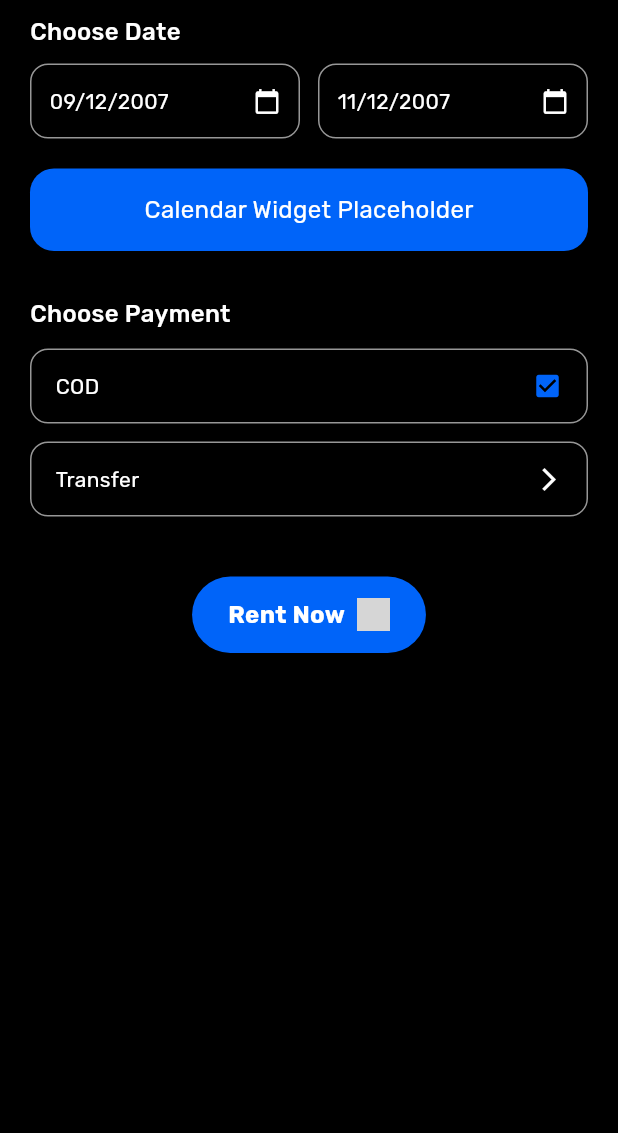
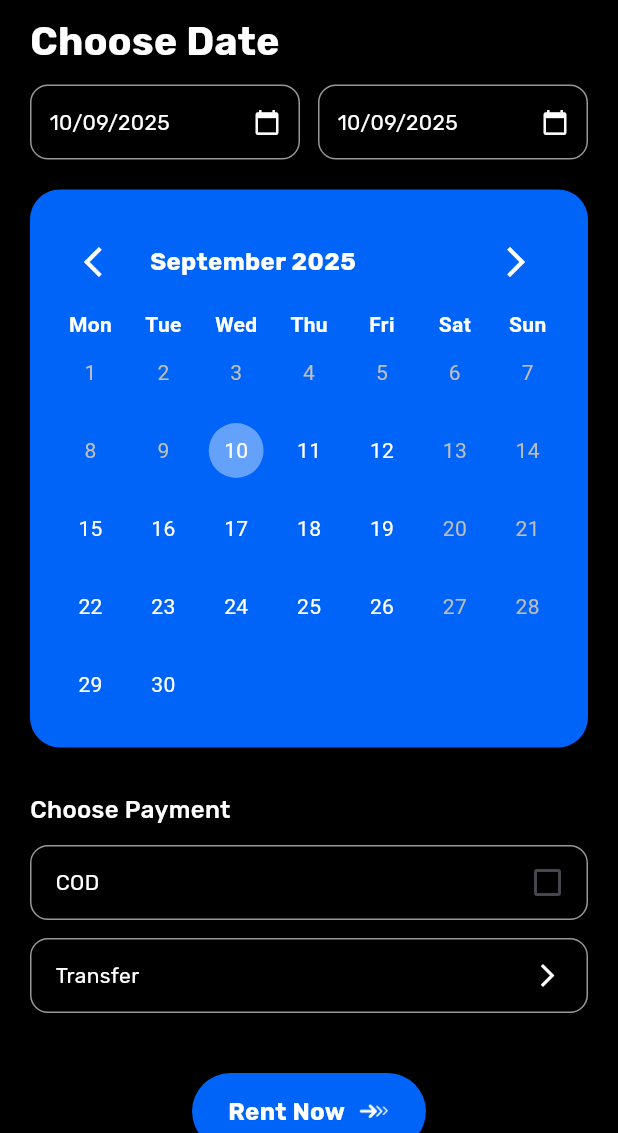
Before and after one commit to restumi/CarRentUkkMobile, a Flutter app: the TransactionScreen screen opened directly, on a phone screen of 412 x 824 dp, the part 103-1236 px from its top. Run offline on Flutter 3.47's test engine with Material 3 defaults, Android fonts, the phone set to English and light mode, and no system bars; drawn by our look-alikes of table_calendar; our stand-ins replace google_fonts, image_picker; grey boxes are pictures that could not be loaded.

Commit message:
add calendar table

```diff
--- a/lib/main.dart
+++ b/lib/main.dart
@@ -1,7 +1,10 @@
 import 'package:flutter/material.dart';
 // import 'screens/terms_screen.dart';
 import 'screens/home/home_screen.dart';
+import 'package:flutter/services.dart';
+
 void main() {
+  SystemChrome.setSystemUIOverlayStyle(SystemUiOverlayStyle.light);
   runApp(const MyApp());
 }
 
--- a/lib/screens/home/detail_car_screen.dart
+++ b/lib/screens/home/detail_car_screen.dart
@@ -101,10 +101,12 @@ class DetailCarScreen extends StatelessWidget {
                             ),
                         ),
 
+                        const SizedBox(height: 40,),
+
                         Center(
                             child: Image.asset(
                             "assets/images/car.png",
-                            width: 270,
+                            width: 300,
                             ),
                         ),
                         const Spacer(), // biar ada space
--- a/lib/screens/home/transaction_screen.dart
+++ b/lib/screens/home/transaction_screen.dart
@@ -1,6 +1,9 @@
 import 'package:flutter/material.dart';
 import '../../styles/app_color.dart';
 import 'package:google_fonts/google_fonts.dart';
+import 'detail_car_screen.dart';
+import 'package:table_calendar/table_calendar.dart';
+import 'package:intl/intl.dart';
 
 class TransactionScreen extends StatefulWidget {
   const TransactionScreen({super.key});
@@ -10,6 +13,38 @@ class TransactionScreen extends StatefulWidget {
 }
 
 class _TransactionScreenState extends State<TransactionScreen> {
+  void handleBack() {
+    Navigator.pushReplacement(
+      context,
+      MaterialPageRoute(builder: (context) => const DetailCarScreen()),
+    );
+  }
+
+  bool isChecked = false;
+  DateTime? _startDate;
+  DateTime? _endDate;
+  DateTime today = DateTime.now();
+
+  bool _isDateValid(DateTime date) {
+    return date.isAfter(DateTime.now().subtract(const Duration(days: 1)));
+  }
+
+  void _onDaySelected(DateTime selectedDay, DateTime focusedDay) {
+    setState(() {
+      if (_startDate == null) {
+        _startDate = selectedDay;
+        _endDate = null;
+      } else if (_endDate == null && selectedDay.isAfter(_startDate!)) {
+        _endDate = selectedDay;
+      } else if (selectedDay.isBefore(_startDate!)) {
+        _startDate = selectedDay;
+        _endDate = null;
+      }
+      // Penting: update focusedDay agar kalender tetap di bulan yang relevan
+      today = focusedDay;
+    });
+  }
+
   @override
   Widget build(BuildContext context) {
     return Scaffold(
@@ -35,9 +70,12 @@ class _TransactionScreenState extends State<TransactionScreen> {
                 children: [
                   // ===== Back Button =====
                   IconButton(
-                    icon: const Icon(Icons.arrow_back_ios,
-                        color: AppColors.white, size: 20),
-                    onPressed: () => Navigator.pop(context),
+                    icon: const Icon(
+                      Icons.arrow_back_ios,
+                      color: AppColors.white,
+                      size: 20,
+                    ),
+                    onPressed: handleBack,
                   ),
                   const SizedBox(height: 10),
 
@@ -46,8 +84,8 @@ class _TransactionScreenState extends State<TransactionScreen> {
                     "Choose Date",
                     style: GoogleFonts.rubik(
                       color: AppColors.white,
-                      fontSize: 16,
-                      fontWeight: FontWeight.w500,
+                      fontSize: 26,
+                      fontWeight: FontWeight.bold,
                     ),
                   ),
                   const SizedBox(height: 10),
@@ -57,7 +95,9 @@ class _TransactionScreenState extends State<TransactionScreen> {
                       Expanded(
                         child: Container(
                           padding: const EdgeInsets.symmetric(
-                              horizontal: 12, vertical: 14),
+                            horizontal: 12,
+                            vertical: 14,
+                          ),
                           decoration: BoxDecoration(
                             color: AppColors.black,
                             border: Border.all(color: AppColors.abuGelap),
@@ -67,12 +107,19 @@ class _TransactionScreenState extends State<TransactionScreen> {
                             mainAxisAlignment: MainAxisAlignment.spaceBetween,
                             children: [
                               Text(
-                                "09/12/2007",
+                                DateFormat(
+                                  'dd/MM/yyyy',
+                                ).format(_startDate ?? today),
                                 style: GoogleFonts.rubik(
-                                    color: AppColors.white, fontSize: 14),
+                                  color: AppColors.white,
+                                  fontSize: 14,
+                                ),
                               ),
-                              const Icon(Icons.calendar_today,
-                                  color: AppColors.white, size: 18),
+                              const Icon(
+                                Icons.calendar_today,
+                                color: AppColors.white,
+                                size: 18,
+                              ),
                             ],
                           ),
                         ),
@@ -81,7 +128,9 @@ class _TransactionScreenState extends State<TransactionScreen> {
                       Expanded(
                         child: Container(
                           padding: const EdgeInsets.symmetric(
-                              horizontal: 12, vertical: 14),
+                            horizontal: 12,
+                            vertical: 14,
+                          ),
                           decoration: BoxDecoration(
                             color: AppColors.black,
                             border: Border.all(color: AppColors.abuGelap),
@@ -91,12 +140,19 @@ class _TransactionScreenState extends State<TransactionScreen> {
                             mainAxisAlignment: MainAxisAlignment.spaceBetween,
                             children: [
                               Text(
-                                "11/12/2007",
+                                DateFormat(
+                                  'dd/MM/yyyy',
+                                ).format(_endDate ?? today),
                                 style: GoogleFonts.rubik(
-                                    color: AppColors.white, fontSize: 14),
+                                  color: AppColors.white,
+                                  fontSize: 14,
+                                ),
                               ),
-                              const Icon(Icons.calendar_today,
-                                  color: AppColors.white, size: 18),
+                              const Icon(
+                                Icons.calendar_today,
+                                color: AppColors.white,
+                                size: 18,
+                              ),
                             ],
                           ),
                         ),
@@ -106,21 +162,76 @@ class _TransactionScreenState extends State<TransactionScreen> {
 
                   const SizedBox(height: 20),
 
-                  // ===== Calendar Dummy =====
+                  // ===== Calendar widget =====
                   Container(
-                    padding: const EdgeInsets.all(16),
+                    padding: EdgeInsets.all(16),
                     decoration: BoxDecoration(
                       color: AppColors.blue,
-                      borderRadius: BorderRadius.circular(16),
+                      borderRadius: BorderRadius.circular(20),
                     ),
-                    child: Center(
-                      child: Text(
-                        "Calendar Widget Placeholder",
-                        style: GoogleFonts.rubik(
+                    child: TableCalendar(
+                      focusedDay: today,
+                      firstDay: DateTime.utc(2000, 1, 1),
+                      lastDay: DateTime.utc(2030, 12, 31),
+                      calendarFormat: CalendarFormat.month,
+                      startingDayOfWeek: StartingDayOfWeek.monday,
+                      daysOfWeekStyle: DaysOfWeekStyle(
+                        weekdayStyle: TextStyle(
+                          color: Colors.white,
+                          fontSize: 14,
+                          fontWeight: FontWeight.bold,
+                        ),
+                        weekendStyle: TextStyle(
                           color: AppColors.white,
-                          fontSize: 16,
+                          fontSize: 14,
+                          fontWeight: FontWeight.bold,
                         ),
                       ),
+                      headerStyle: HeaderStyle(
+                        titleTextStyle: GoogleFonts.rubik(
+                          color: Colors.white,
+                          fontSize: 16,
+                          fontWeight: FontWeight.bold,
+                        ),
+                        formatButtonVisible: false,
+                        leftChevronIcon: Icon(
+                          Icons.arrow_back_ios,
+                          color: Colors.white,
+                        ),
+                        rightChevronIcon: Icon(
+                          Icons.arrow_forward_ios,
+                          color: Colors.white,
+                        ),
+                      ),
+                      calendarStyle: CalendarStyle(
+                        outsideDaysVisible: false,
+                        defaultTextStyle: TextStyle(
+                          color: Colors.white,
+                          fontSize: 14,
+                        ),
+                        selectedTextStyle: TextStyle(
+                          color: Colors.white,
+                          fontSize: 14,
+                          fontWeight: FontWeight.bold,
+                        ),
+                        todayTextStyle: TextStyle(
+                          color: Colors.white,
+                          fontSize: 14,
+                        ),
+                        selectedDecoration: BoxDecoration(
+                          color: AppColors.blue,
+                          shape: BoxShape.circle,
+                        ),
+                        todayDecoration: BoxDecoration(
+                          color: const Color.fromARGB(100, 255, 255, 255),
+                          shape: BoxShape.circle,
+                        ),
+                        weekendTextStyle: TextStyle(color: Colors.grey[400]),
+                      ),
+                      onDaySelected: _onDaySelected,
+                      enabledDayPredicate: (day) {
+                        return _isDateValid(day);
+                      },
                     ),
                   ),
 
@@ -139,8 +250,10 @@ class _TransactionScreenState extends State<TransactionScreen> {
 
                   // COD Option
                   Container(
-                    padding:
-                        const EdgeInsets.symmetric(horizontal: 16, vertical: 14),
+                    padding: const EdgeInsets.symmetric(
+                      horizontal: 16,
+                      vertical: 14,
+                    ),
                     decoration: BoxDecoration(
                       border: Border.all(color: AppColors.abuGelap),
                       borderRadius: BorderRadius.circular(12),
@@ -155,8 +268,19 @@ class _TransactionScreenState extends State<TransactionScreen> {
                             fontSize: 14,
                           ),
                         ),
-                        const Icon(Icons.check_box,
-                            color: AppColors.blue, size: 20),
+                        SizedBox(
+                          height: 20,
+                          width: 20,
+                          child: Checkbox(
+                            value: isChecked,
+                            activeColor: AppColors.blue,
+                            onChanged: (value) {
+                              setState(() {
+                                isChecked = value ?? false;
+                              });
+                            },
+                          ),
+                        ),
                       ],
                     ),
                   ),
@@ -165,8 +289,10 @@ class _TransactionScreenState extends State<TransactionScreen> {
 
                   // Transfer Option
                   Container(
-                    padding:
-                        const EdgeInsets.symmetric(horizontal: 16, vertical: 14),
+                    padding: const EdgeInsets.symmetric(
+                      horizontal: 16,
+                      vertical: 14,
+                    ),
                     decoration: BoxDecoration(
                       border: Border.all(color: AppColors.abuGelap),
                       borderRadius: BorderRadius.circular(12),
@@ -181,8 +307,15 @@ class _TransactionScreenState extends State<TransactionScreen> {
                             fontSize: 14,
                           ),
                         ),
-                        const Icon(Icons.arrow_forward_ios,
-                            color: AppColors.white, size: 18),
+                        SizedBox(
+                            height: 20,
+                            width: 20,
+                          child: Icon(
+                            Icons.arrow_forward_ios,
+                            color: AppColors.white,
+                            size: 18,
+                          ),
+                        ),
                       ],
                     ),
                   ),
@@ -193,7 +326,9 @@ class _TransactionScreenState extends State<TransactionScreen> {
                   Center(
                     child: Container(
                       padding: const EdgeInsets.symmetric(
-                          horizontal: 24, vertical: 14),
+                        horizontal: 24,
+                        vertical: 14,
+                      ),
                       decoration: BoxDecoration(
                         color: AppColors.blue,
                         borderRadius: BorderRadius.circular(30),
@@ -210,10 +345,7 @@ class _TransactionScreenState extends State<TransactionScreen> {
                             ),
                           ),
                           const SizedBox(width: 8),
-                          Image.asset(
-                            "assets/icons/rightArrow.png",
-                            width: 22,
-                          ),
+                          Image.asset("assets/icons/leftArrow.png", width: 22),
                         ],
                       ),
                     ),
--- a/pubspec.yaml
+++ b/pubspec.yaml
@@ -35,6 +35,8 @@ dependencies:
   flutter_native_splash: ^2.4.6
   google_fonts: ^6.3.1
   image_picker: ^1.2.0
+  intl: ^0.20.2
+  table_calendar: ^3.2.0
 
 dev_dependencies:
   flutter_lints: ^5.0.0
```
Also changed, not shown: pubspec.lock.
